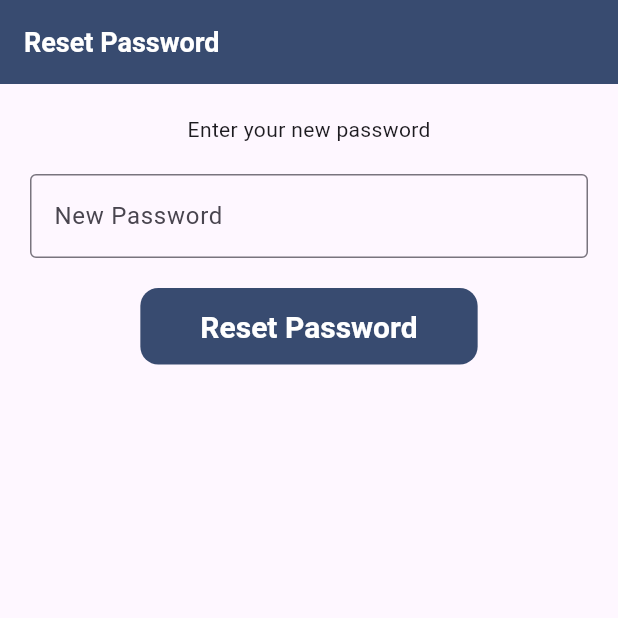
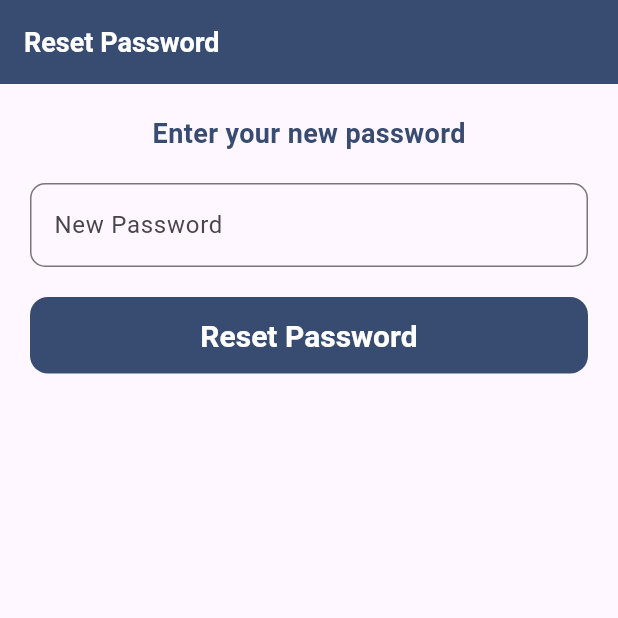
Before and after one commit to gxtanvir/issue_log, a Flutter app: the ResetPasswordScreen screen opened directly with empty values, on a phone screen of 412 x 824 dp, the top half of it. Run offline on Flutter 3.47's test engine with Material 3 defaults, Android fonts, the phone set to English and light mode, and no system bars; our stand-ins replace animated_custom_dropdown, google_fonts, shared_preferences; accounts and stored records are empty; network calls fail.

Commit message:
Fix ui layout

```diff
--- a/lib/screens/auth/login.dart
+++ b/lib/screens/auth/login.dart
@@ -201,6 +201,7 @@ class _LoginScreenState extends State<LoginScreen> {
         ),
         TextButton(
           onPressed: () {
+            Navigator.pop(context);
             Navigator.push(
               context,
               MaterialPageRoute(builder: (_) => const SignupScreen()),
--- a/lib/screens/auth/reset_password_screen.dart
+++ b/lib/screens/auth/reset_password_screen.dart
@@ -56,22 +56,30 @@ class _ResetPasswordScreenState extends State<ResetPasswordScreen> {
         builder: (context, constrains) {
           final isWidth = constrains.maxHeight >= 600;
           final maxWidth = isWidth ? 500.0 : double.infinity;
-          return ConstrainedBox(
-            constraints: BoxConstraints(
-              maxHeight: maxWidth,
-            ),
+          return Center(
             child: Padding(
-                padding: const EdgeInsets.all(20),
+              padding: EdgeInsets.all(20),
+              child: ConstrainedBox(
+                constraints: BoxConstraints(maxWidth: maxWidth),
                 child: Column(
                   children: [
-                    const Text("Enter your new password"),
+                    const Text(
+                      'Enter your new password',
+                      style: TextStyle(
+                        color: Color.fromARGB(255, 56, 75, 112),
+                        fontSize: 18,
+                        fontWeight: FontWeight.bold,
+                      ),
+                    ),
                     const SizedBox(height: 20),
                     Form(
                       key: _formKey,
                       child: TextFormField(
                         obscureText: true,
-                        decoration: const InputDecoration(
-                          border: OutlineInputBorder(),
+                        decoration: InputDecoration(
+                          border: OutlineInputBorder(
+                            borderRadius: BorderRadius.circular(10),
+                          ),
                           labelText: "New Password",
                         ),
                         validator:
@@ -86,12 +94,16 @@ class _ResetPasswordScreenState extends State<ResetPasswordScreen> {
                     _loading
                         ? const CircularProgressIndicator()
                         : ElevatedButton(
+                          style: ElevatedButton.styleFrom(
+                            minimumSize: Size.fromHeight(50),
+                          ),
                           onPressed: _submit,
                           child: const Text("Reset Password"),
                         ),
                   ],
                 ),
               ),
+            ),
           );
         },
       ),
--- a/lib/screens/auth/verify_code_screen.dart
+++ b/lib/screens/auth/verify_code_screen.dart
@@ -65,6 +65,7 @@ Please check you Inbox/Spam Folder""",
                     Form(
                       key: _formKey,
                       child: TextFormField(
+                        keyboardType: TextInputType.number,
                         decoration: InputDecoration(
                           border: OutlineInputBorder(
                             borderRadius: BorderRadius.circular(10),
--- a/lib/screens/home/issue_details.dart
+++ b/lib/screens/home/issue_details.dart
@@ -103,7 +103,7 @@ class _IssueDetailsScreenState extends State<IssueDetailsScreen> {
                     borderRadius: BorderRadius.circular(12),
                   ),
                   padding: const EdgeInsets.symmetric(
-                    horizontal: 40,
+                    horizontal: 90,
                     vertical: 14,
                   ),
                 ),
--- a/lib/services/api_service.dart
+++ b/lib/services/api_service.dart
@@ -3,7 +3,7 @@ import 'package:http/http.dart' as http;
 import 'package:shared_preferences/shared_preferences.dart';
 
 class ApiService {
-  static const String baseUrl = "http://172.25.10.150:8000/api/";
+  static const String baseUrl = "http://10.107.95.82:8000/api/";
 
   // In-memory
   static String? _token;
```
Also changed, not shown: lib/screens/home/issue_add.dart (+3 -11 lines), lib/screens/home/issue_update.dart (+2 -9 lines).
